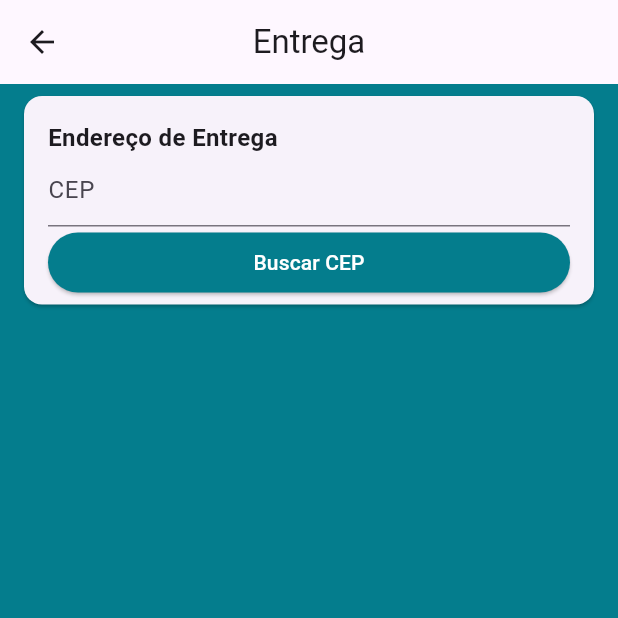
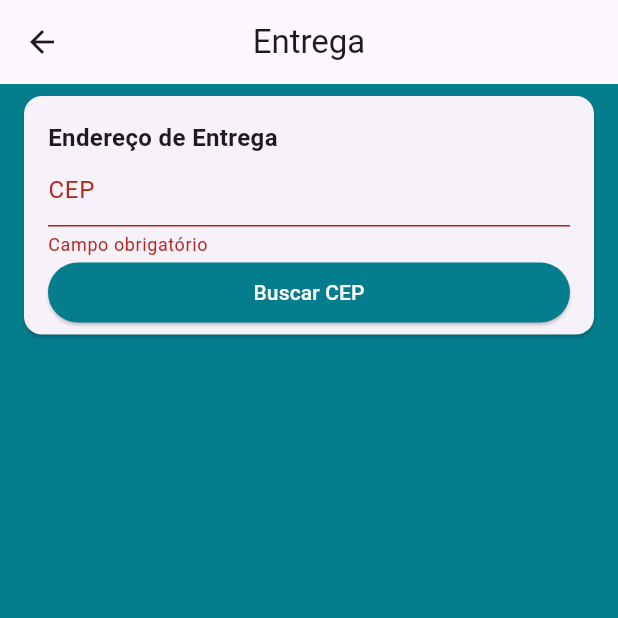
Before and after one commit to Luiz-fss/loja_virtual_completa, a Flutter app: the AddressScreen screen opened by its route, after a tap on "Buscar CEP", on a phone screen of 412 x 824 dp, the top half of it. Run offline on Flutter 3.47's test engine with Material 3 defaults, Android fonts, the light colour scheme and no system bars; our stand-ins replace banner_carousel, brasil_fields, cloud_firestore, dio, firebase_auth, firebase_core and 4 more; missing offline and left inert: alphabet_list_scroll_view; accounts and stored records are empty.

Commit message:
Formatando campo de cep

```diff
--- a/lib/models/gerenciador-cart.dart
+++ b/lib/models/gerenciador-cart.dart
@@ -4,6 +4,7 @@ import 'package:loja_virtual_completa/models/gerenciador-usuario.dart';
 import 'package:loja_virtual_completa/models/cart-product.dart';
 import 'package:loja_virtual_completa/models/product.dart';
 import 'package:loja_virtual_completa/models/usuario-model.dart';
+import 'package:loja_virtual_completa/services/cepaberto-services.dart';
 
 class GerenciadorCarrinho extends ChangeNotifier{
   List<CartProduct> items = [];
@@ -95,4 +96,14 @@ class GerenciadorCarrinho extends ChangeNotifier{
     }
     return true;
   }
+
+  Future<void> getAddress(String cep)async{
+    final cepAbertoService = CepAbertoServices();
+    try{
+      await cepAbertoService.getAddressFromCep(cep);
+    }catch(e){
+
+    }
+
+  }
 }
--- a/lib/telas/address/components/address-card.dart
+++ b/lib/telas/address/components/address-card.dart
@@ -7,11 +7,12 @@ class AddressCard extends StatelessWidget {
 
   @override
   Widget build(BuildContext context) {
-    return Card(
-      margin: const EdgeInsets.symmetric(vertical: 8,horizontal: 16),
+    return  Card(
+      margin: EdgeInsets.symmetric(vertical: 8,horizontal: 16),
       child: Padding(
-        padding:  const EdgeInsets.fromLTRB(16, 16, 16, 4),
-        child:Column(
+        padding:  EdgeInsets.fromLTRB(16, 16, 16, 4),
+        child:Form(
+          child: Column(
             crossAxisAlignment: CrossAxisAlignment.start,
             children: [
               Text(
@@ -25,6 +26,7 @@ class AddressCard extends StatelessWidget {
             ],
           ),
         ),
+      ),
     );
   }
 }
--- a/lib/telas/address/components/cep-input-field.dart
+++ b/lib/telas/address/components/cep-input-field.dart
@@ -1,27 +1,51 @@
+import 'package:brasil_fields/brasil_fields.dart';
 import 'package:flutter/material.dart';
 import 'package:flutter/services.dart';
 import 'package:flutter/src/services/text_formatter.dart';
+import 'package:loja_virtual_completa/models/gerenciador-cart.dart';
+import 'package:provider/provider.dart';
 
 class CepInputField extends StatelessWidget {
-  const CepInputField({super.key});
+   CepInputField({super.key});
 
+  TextEditingController _cepController = TextEditingController();
   @override
   Widget build(BuildContext context) {
     final primaryColor = Theme.of(context).primaryColor;
+    String cep = "";
     return Column(
       crossAxisAlignment: CrossAxisAlignment.stretch,
       children: [
         TextFormField(
+          controller: _cepController,
           decoration: const InputDecoration(
               labelText: "CEP", isDense: true, hintText: "12.345-678"),
           keyboardType: TextInputType.number,
-          inputFormatters: [FilteringTextInputFormatter.digitsOnly],
+          inputFormatters: [
+            FilteringTextInputFormatter.digitsOnly,
+            CepInputFormatter()
+          ],
+          onChanged: (cepText){
+            cep=cepText;
+          },
+          validator: (cep){
+            if(cep == null || cep.isEmpty){
+              return "Campo obrigatório";
+            }else if(cep.length != 10){
+              return "CEP inválido";
+            }
+            return null;
+          },
         ),
         ElevatedButton(
           style: ElevatedButton.styleFrom(
               backgroundColor: primaryColor,
               disabledBackgroundColor: primaryColor.withAlpha(100)),
-          onPressed: () {},
+          onPressed: () {
+            if(Form.of(context).validate()){
+              context.read<GerenciadorCarrinho>().getAddress(_cepController.text);
+            }
+          },
           child: const Text(
             "Buscar CEP",
             style: TextStyle(color: Colors.white),
--- a/pubspec.yaml
+++ b/pubspec.yaml
@@ -51,6 +51,7 @@ dependencies:
   firebase_core_web: ^2.3.0
   uuid: ^4.2.2
   dio: ^5.7.0
+  brasil_fields: ^1.15.0
 
 dev_dependencies:
   flutter_test:
```
Also changed, not shown: pubspec.lock. Lines whose indentation alone changed are shown as unchanged.
